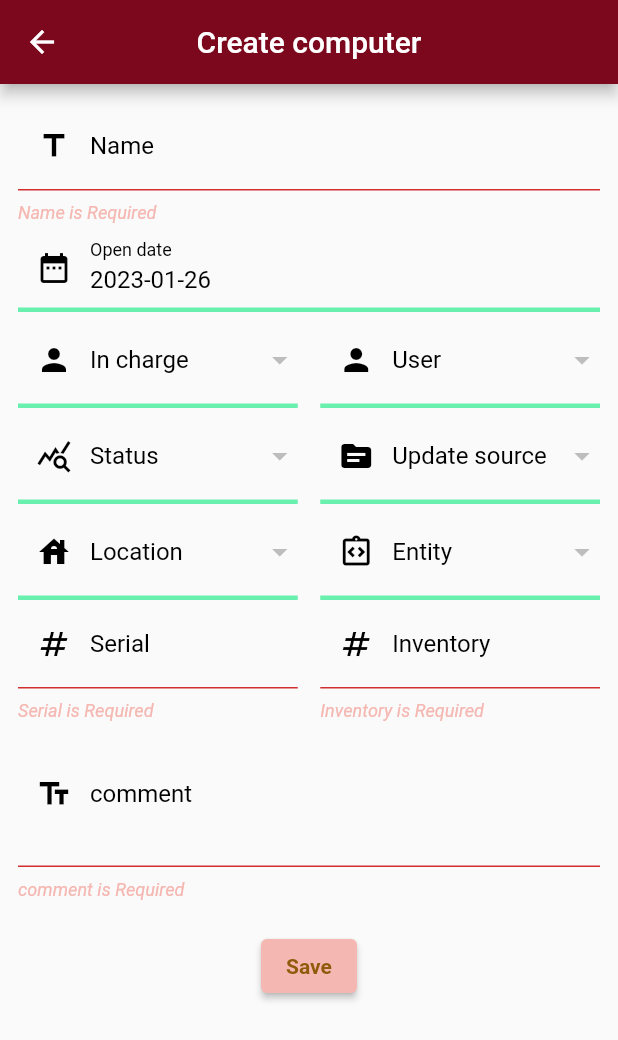
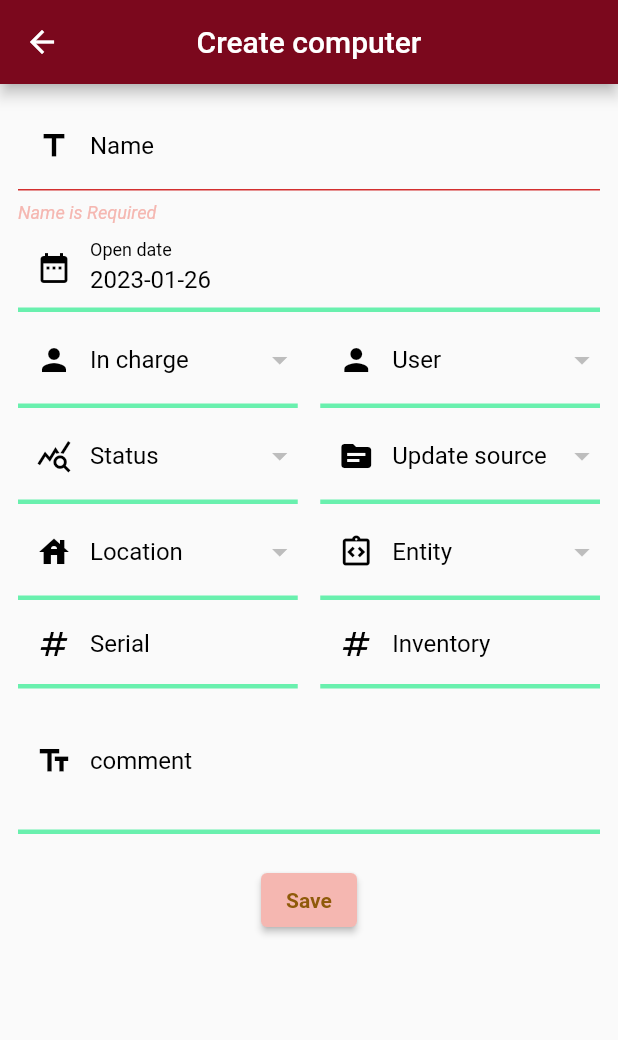
Before and after one commit to itsmng/mobileapp, a Flutter app: the CreateComputer screen opened directly, after a tap on "Save", on a phone screen of 412 x 824 dp. Shown: the top 1040 px of the screen. Run offline on Flutter 3.47's test engine with Material 2 defaults, Android fonts, the phone set to English and light mode, and no system bars; our stand-ins replace charts_flutter, flutter_speed_dial, rflutter_alert, shared_preferences; missing offline and left inert: regexed_validator; accounts and stored records are empty; network calls fail.

Commit message:
Manage required text field

```diff
--- a/lib/UI/create_computer.dart
+++ b/lib/UI/create_computer.dart
@@ -107,8 +107,12 @@ class _CreateComputerState extends State<CreateComputer> {
           key: _formKeyAddComputer,
           child: Column(
             children: <Widget>[
-              formFieldsComputer.buildTextField(_nameController, Icons.title,
-                  Translations.of(context)!.text('name'), TextInputType.text),
+              formFieldsComputer.buildTextField(
+                  _nameController,
+                  Icons.title,
+                  Translations.of(context)!.text('name'),
+                  TextInputType.text,
+                  true),
               formFieldsComputer.buildDateTimeField(_dateController,
                   Translations.of(context)!.text('open_date'), context),
               Row(
@@ -293,7 +297,8 @@ class _CreateComputerState extends State<CreateComputer> {
                         _serialController,
                         Icons.numbers,
                         Translations.of(context)!.text('serial'),
-                        TextInputType.text),
+                        TextInputType.text,
+                        false),
                   ),
                   const SizedBox(
                     width: 15,
@@ -303,16 +308,13 @@ class _CreateComputerState extends State<CreateComputer> {
                         _otherSerialController,
                         Icons.numbers,
                         Translations.of(context)!.text('inventory'),
-                        TextInputType.text),
+                        TextInputType.text,
+                        false),
                   )
                 ],
               ),
-              formFieldsComputer.buildTextAreaField(
-                _commentController,
-                Icons.text_fields,
-                "comment",
-                TextInputType.multiline,
-              ),
+              formFieldsComputer.buildTextAreaField(_commentController,
+                  Icons.text_fields, "comment", TextInputType.multiline, false),
               const SizedBox(
                 height: 20,
               ),
--- a/lib/common/form_fields.dart
+++ b/lib/common/form_fields.dart
@@ -8,7 +8,7 @@ class BuildFormFields {
       IconData iconData,
       String labelTextField,
       TextInputType inputType,
-  ) {
+      bool isRequired) {
     // This function is triggered when the clear buttion is pressed
     void clearTextField() {
       // Clear everything in the text field
@@ -37,7 +37,7 @@ class BuildFormFields {
       ),
       keyboardType: inputType,
       validator: (String? value) {
-        if (value.toString().isEmpty) {
+        if (value.toString().isEmpty && isRequired == true) {
           return '$labelTextField is Required';
         }
         return null;
@@ -54,7 +54,7 @@ class BuildFormFields {
       IconData iconData,
       String labelTextField,
       TextInputType inputType,
-  ) {
+      bool isRequired) {
     // This function is triggered when the clear buttion is pressed
     void clearTextField() {
       // Clear everything in the text field
@@ -85,7 +85,7 @@ class BuildFormFields {
       ),
       keyboardType: inputType,
       validator: (String? value) {
-        if (value.toString().isEmpty) {
+        if (value.toString().isEmpty && isRequired == true) {
           return '$labelTextField is Required';
         }
         return null;
```
Also changed, not shown: lib/UI/create_ticket.dart (+11 -7 lines), lib/UI/detail_computer.dart (+15 -9 lines), lib/UI/detail_ticket.dart (+8 -7 lines). Lines whose indentation alone changed are shown as unchanged.
